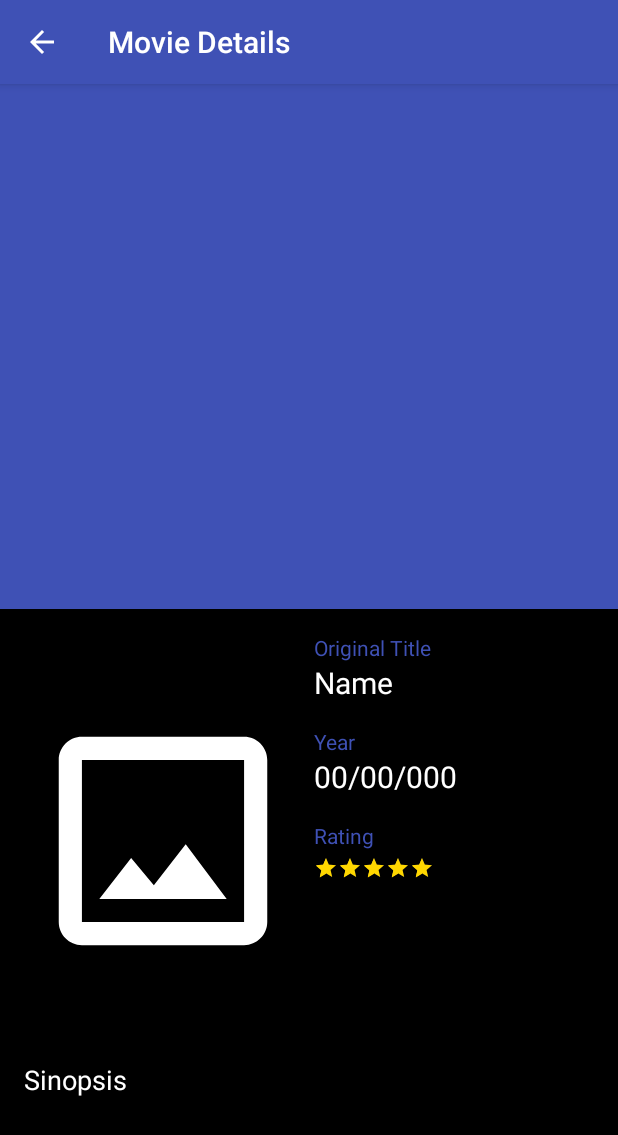
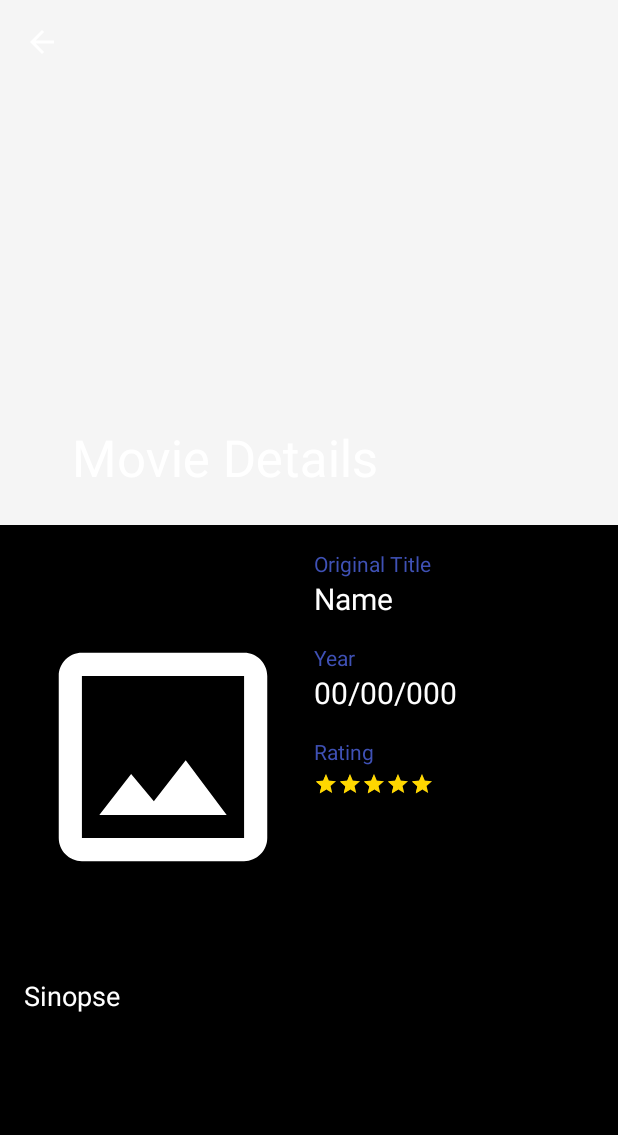
Before and after one commit to mleecarvalho/popularmovies, an Android app: the ItemDetailActivity screen opened directly, with no data from a screen before it, on a phone screen of 412 x 824 dp. Shown: the top 1135 px of the screen. Run offline under Robolectric (Android 15) with nearby library versions, the phone set to English and light mode, and no system bars; our stand-ins replace ButterKnife, Picasso; libraries missing offline, so code that uses them is left out: android.support.v7; pictures from the network do not load; 7 statements that could not run were skipped.

Commit message:
acerto layout item

```diff
--- a/app/src/main/AndroidManifest.xml
+++ b/app/src/main/AndroidManifest.xml
@@ -22,7 +22,9 @@
         <category android:name="android.intent.category.LAUNCHER"/>
       </intent-filter>
     </activity>
-    <activity android:name=".itemDetail.ItemDetailActivity">
+    <activity android:name=".itemDetail.ItemDetailActivity"
+        android:configChanges="orientation|screenSize"
+        android:theme="@style/Theme.AppCompat.Light.NoActionBar">
     </activity>
   </application>
 
--- a/app/src/main/java/stageone/popularmovies/carvalho/marcio/project/com/popularmoviesstage1/dashboard/ListMovieActivity.java
+++ b/app/src/main/java/stageone/popularmovies/carvalho/marcio/project/com/popularmoviesstage1/dashboard/ListMovieActivity.java
@@ -6,7 +6,6 @@ import android.support.design.widget.AppBarLayout;
 import android.support.v7.app.AppCompatActivity;
 import android.support.v7.widget.RecyclerView;
 import android.support.v7.widget.StaggeredGridLayoutManager;
-import android.support.v7.widget.Toolbar;
 import android.view.Menu;
 import android.view.MenuItem;
 import android.view.View;
@@ -34,8 +33,6 @@ public class ListMovieActivity extends AppCompatActivity
 
     @BindView(R.id.list_movie_appbar)
     protected AppBarLayout appBarLayout;
-    @BindView(R.id.toolbar)
-    protected Toolbar toolbar;
     @BindView(R.id.list_move_progressbar)
     protected ProgressBar progressBar;
     @BindView(R.id.list_movie_recycleview)
@@ -50,7 +47,7 @@ public class ListMovieActivity extends AppCompatActivity
         super.onCreate(savedInstanceState);
         setContentView(R.layout.activity_list_movie);
         ButterKnife.bind(this);
-        setSupportActionBar(toolbar);
+//        getSupportActionBar().setTitle(R.string.app_name);
         setPresenter();
         setAdapter();
         presenter.loadData();
--- a/app/src/main/java/stageone/popularmovies/carvalho/marcio/project/com/popularmoviesstage1/itemDetail/ItemDetailActivity.java
+++ b/app/src/main/java/stageone/popularmovies/carvalho/marcio/project/com/popularmoviesstage1/itemDetail/ItemDetailActivity.java
@@ -1,11 +1,14 @@
 package stageone.popularmovies.carvalho.marcio.project.com.popularmoviesstage1.itemDetail;
 
+import android.content.res.Configuration;
+import android.support.design.widget.AppBarLayout;
 import android.support.design.widget.CollapsingToolbarLayout;
 import android.support.v7.app.AppCompatActivity;
 import android.os.Bundle;
 import android.support.v7.graphics.Palette;
 import android.support.v7.widget.Toolbar;
 import android.view.MenuItem;
+import android.view.View;
 import android.widget.ImageView;
 import android.widget.RatingBar;
 import android.widget.TextView;
@@ -14,16 +17,20 @@ import butterknife.ButterKnife;
 import stageone.popularmovies.carvalho.marcio.project.com.popularmoviesstage1.R;
 import stageone.popularmovies.carvalho.marcio.project.com.popularmoviesstage1.data.model.Movie;
 
-import static stageone.popularmovies.carvalho.marcio.project.com.popularmoviesstage1.utils.ConvertUtils.formatToGregorianDate;
-import static stageone.popularmovies.carvalho.marcio.project.com.popularmoviesstage1.utils.ConvertUtils.getYearAmericanDate;
+import static stageone.popularmovies.carvalho.marcio.project.com.popularmoviesstage1.
+        utils.ConvertUtils.formatToGregorianDate;
+import static stageone.popularmovies.carvalho.marcio.project.com.popularmoviesstage1.
+        utils.ConvertUtils.getYearAmericanDate;
 
 public class ItemDetailActivity extends AppCompatActivity
-        implements ItemDetailContract.View{
+        implements ItemDetailContract.View {
 
     @BindView(R.id.collapse_toolbar)
     protected CollapsingToolbarLayout collapseToolbarLayout;
     @BindView(R.id.collapse_image)
     protected ImageView collapseImage;
+    @BindView(R.id.app_bar_layout)
+    protected AppBarLayout barLayout;
     @BindView(R.id.toolbar)
     protected Toolbar toolbar;
     @BindView(R.id.original_title_text)
@@ -39,13 +46,12 @@ public class ItemDetailActivity extends AppCompatActivity
     private Movie movie;
     private ItemDetailContract.Presenter presenter;
 
-
     @Override protected void onCreate(Bundle savedInstanceState) {
         super.onCreate(savedInstanceState);
         setContentView(R.layout.activity_item_detail);
         ButterKnife.bind(this);
 
-        this.movie =  getIntent().getParcelableExtra("movie");
+        this.movie = getIntent().getParcelableExtra("movie");
         setupPresenter();
         setupFields();
     }
@@ -55,23 +61,24 @@ public class ItemDetailActivity extends AppCompatActivity
     }
 
     private void setupFields() {
+        setSupportActionBar(toolbar);
         getSupportActionBar().setDisplayHomeAsUpEnabled(true);
         getSupportActionBar().setTitle(R.string.movie_details_title);
+        getSupportActionBar().collapseActionView();
         collapseToolbarLayout.setTitle(movie.getTitle());
         originalTitle.setText(movie.getOriginalTitle());
-        rating_bar.setRating(averageRate(movie.getVoteAverage())) ;
+        rating_bar.setRating(averageRate(movie.getVoteAverage()));
         releaseDate.setText(getYearAmericanDate(movie.getReleaseDate()));
         synopse.setText(movie.getOverview());
-        presenter.loadMovieImage(movieImage,movie.getPosterPath());
+        presenter.loadMovieImage(movieImage, movie.getPosterPath());
         presenter.loadCollapseImage(collapseImage, movie.getBackdropPath());
     }
 
     private Float averageRate(Double voteAverage) {
-        return   voteAverage.floatValue() / 2;
+        return voteAverage.floatValue() / 2;
     }
 
-    @Override
-    public boolean onOptionsItemSelected(MenuItem item) {
+    @Override public boolean onOptionsItemSelected(MenuItem item) {
         int opcao = item.getItemId();
         switch (opcao) {
             case (android.R.id.home):
@@ -82,9 +89,10 @@ public class ItemDetailActivity extends AppCompatActivity
     }
 
     @Override public void setCollapsePallete(Palette palette) {
-            int primaryDark = getResources().getColor(R.color.colorPrimaryDark);
-            int primary = getResources().getColor(R.color.colorPrimary);
-            collapseToolbarLayout.setContentScrimColor(palette.getMutedColor(primary));
-            collapseToolbarLayout.setStatusBarScrimColor(palette.getDarkMutedColor(primaryDark));
+        int primaryDark = getResources().getColor(R.color.colorPrimaryDark);
+        int primary = getResources().getColor(R.color.colorPrimary);
+        collapseToolbarLayout.setContentScrimColor(palette.getMutedColor(primary));
+        collapseToolbarLayout.setStatusBarScrimColor(palette.getDarkMutedColor(primaryDark));
     }
+
 }
--- a/app/src/main/res/layout/activity_item_detail.xml
+++ b/app/src/main/res/layout/activity_item_detail.xml
@@ -6,7 +6,7 @@
     android:id="@+id/activity_movie_detail"
     android:layout_width="match_parent"
     android:layout_height="match_parent"
-    android:fitsSystemWindows="true">
+    android:windowSoftInputMode="adjustResize">
 
   <android.support.design.widget.AppBarLayout
       android:id="@+id/app_bar_layout"
@@ -18,7 +18,7 @@
     <android.support.design.widget.CollapsingToolbarLayout
         android:id="@+id/collapse_toolbar"
         android:layout_width="match_parent"
-        android:layout_height="match_parent"
+        android:layout_height="wrap_content"
         app:layout_scrollFlags="scroll|exitUntilCollapsed"
         app:contentScrim="?attr/colorPrimary"
         app:expandedTitleMarginStart="48dp"
@@ -39,6 +39,7 @@
           android:layout_height="?attr/actionBarSize"
           app:popupTheme="@style/ThemeOverlay.AppCompat.Light"
           app:layout_collapseMode="pin"
+          app:expandedTitleGravity="bottom|center_horizontal"
           android:background="@android:color/transparent" />
 
     </android.support.design.widget.CollapsingToolbarLayout>
@@ -56,7 +57,7 @@
     <LinearLayout
         android:orientation="vertical"
         android:layout_width="match_parent"
-        android:layout_height="wrap_content"
+        android:layout_height="match_parent"
         android:padding="16dp">
 
       <LinearLayout
@@ -145,7 +146,7 @@
             android:id="@+id/synopse_text"
             android:layout_width="match_parent"
             android:layout_height="wrap_content"
-            android:text="Sinopsis"
+            android:text="Sinopse"
             android:textColor="@color/white"
             android:layout_toRightOf="@id/movie_item_image"
             android:textSize="18sp"/>
--- a/app/src/main/res/values/styles.xml
+++ b/app/src/main/res/values/styles.xml
@@ -18,6 +18,9 @@
     <item name="colorControlActivated">@color/gold</item>
   </style>
 
+  <style name="ToolbarText" parent="@style/TextAppearance.Widget.AppCompat.Toolbar.Title">
+    <item name="android:textSize">17sp</item>
+  </style>
   <style name="AppTheme.AppBarOverlay" parent="ThemeOverlay.AppCompat.Dark.ActionBar"/>
 
   <style name="AppTheme.PopupOverlay" parent="ThemeOverlay.AppCompat.Light"/>
```
